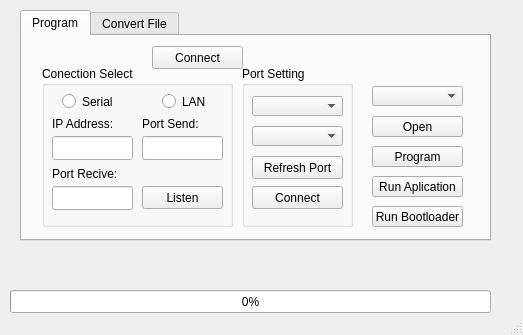
Qt form mainwindow.ui (flishet/GUI-Bootloader) before a commit.
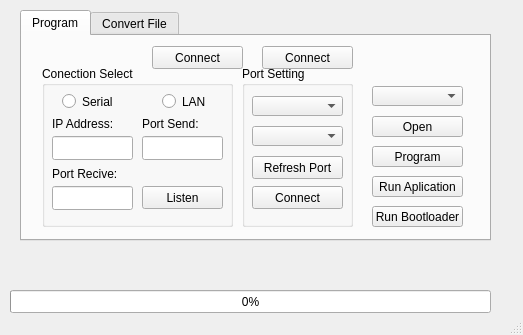
The same form after that commit.

Commit message: -hanoz tamam nashodeh

```diff
--- a/mainwindow.ui
+++ b/mainwindow.ui
@@ -381,6 +381,25 @@
        <string>Connect</string>
       </property>
      </widget>
+     <widget class="QPushButton" name="btn_port_3">
+      <property name="geometry">
+       <rect>
+        <x>240</x>
+        <y>10</y>
+        <width>91</width>
+        <height>23</height>
+       </rect>
+      </property>
+      <property name="sizePolicy">
+       <sizepolicy hsizetype="Fixed" vsizetype="Fixed">
+        <horstretch>0</horstretch>
+        <verstretch>0</verstretch>
+       </sizepolicy>
+      </property>
+      <property name="text">
+       <string>Connect</string>
+      </property>
+     </widget>
     </widget>
     <widget class="QWidget" name="tab2">
      <attribute name="title">
```
The commit also changes 2 other files.
